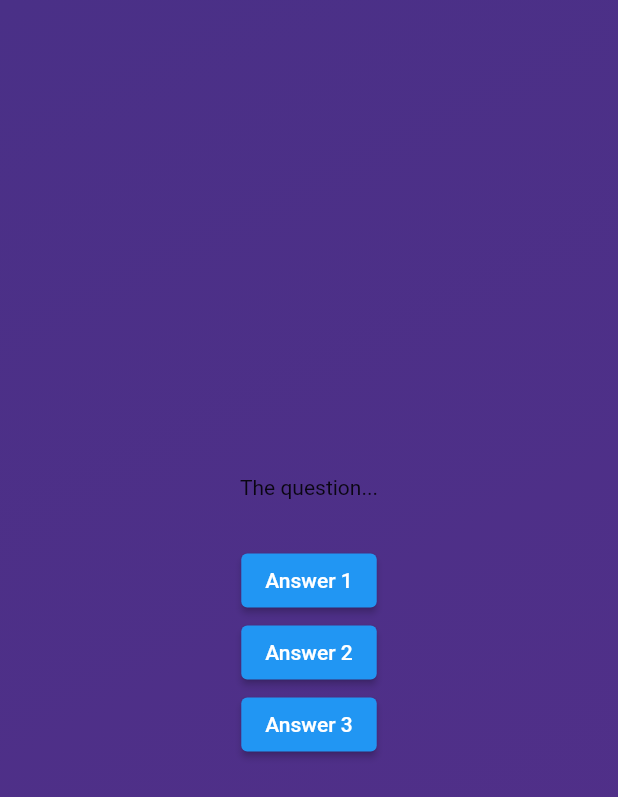
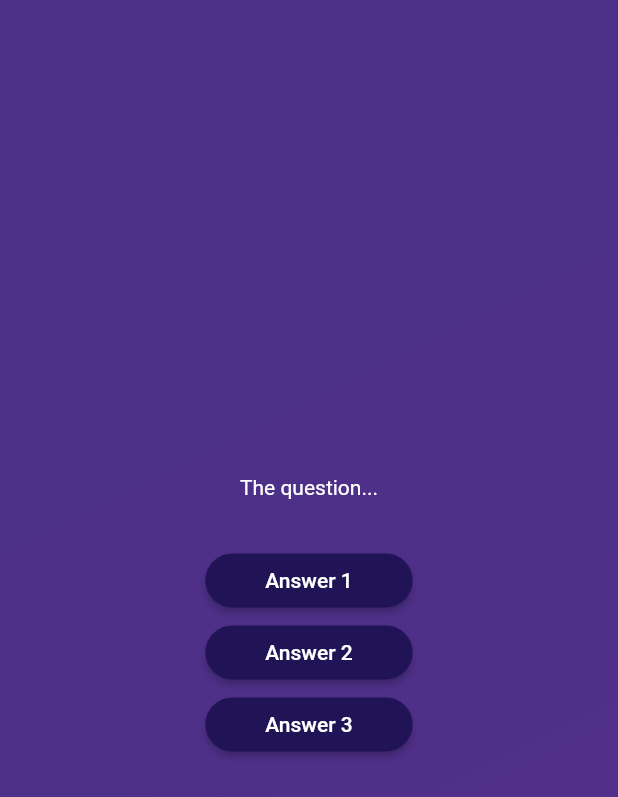
Before and after one commit to kartpop/quiz_app, a Flutter app: the screen it shows after launch, after a tap on "Start Quiz", on a phone screen of 412 x 824 dp. Shown: the top 797 px of the screen. Run offline on Flutter 3.47's test engine with Material 2 defaults, Android fonts, the phone set to English and light mode, and no system bars.

Commit message:
feat: style the questions and answers on the questions screen

```diff
--- /dev/null
+++ b/lib/answer_button.dart
@@ -0,0 +1,22 @@
+import 'package:flutter/material.dart';
+
+class AnswerButton extends StatelessWidget {
+  AnswerButton(this.answerText, this.onTap, {super.key});
+
+  final String answerText;
+  final void Function() onTap;
+
+  @override
+  Widget build(BuildContext context) {
+    return ElevatedButton(
+      onPressed: onTap,
+      style: ElevatedButton.styleFrom(
+          padding: const EdgeInsets.symmetric(vertical: 10, horizontal: 40),
+          backgroundColor: const Color.fromARGB(255, 32, 20, 87),
+          foregroundColor: Colors.white,
+          shape:
+              RoundedRectangleBorder(borderRadius: BorderRadius.circular(40))),
+      child: Text(answerText),
+    );
+  }
+}
--- a/lib/questions_screen.dart
+++ b/lib/questions_screen.dart
@@ -1,4 +1,5 @@
 import 'package:flutter/material.dart';
+import 'package:quiz_app/answer_button.dart';
 
 class QuestionsScreen extends StatefulWidget {
   const QuestionsScreen({super.key});
@@ -17,13 +18,16 @@ class _QuestionsScreen extends State<QuestionsScreen> {
       child: Column(
         mainAxisAlignment: MainAxisAlignment.center,
         children: [
-          const Text('The question...'),
+          const Text(
+            'The question...',
+            style: TextStyle(color: Colors.white),
+          ),
           const SizedBox(
             height: 30,
           ),
-          ElevatedButton(onPressed: () {}, child: const Text('Answer 1')),
-          ElevatedButton(onPressed: () {}, child: const Text('Answer 2')),
-          ElevatedButton(onPressed: () {}, child: const Text('Answer 3')),
+          AnswerButton('Answer 1', () {}),
+          AnswerButton('Answer 2', () {}),
+          AnswerButton('Answer 3', () {}),
         ],
       ),
     );
```
